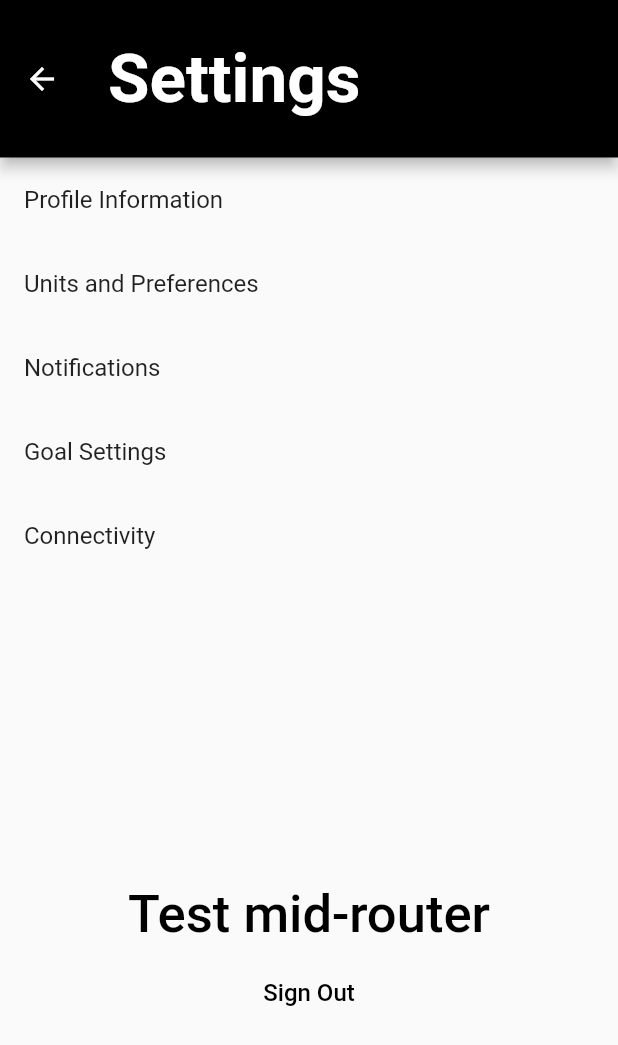
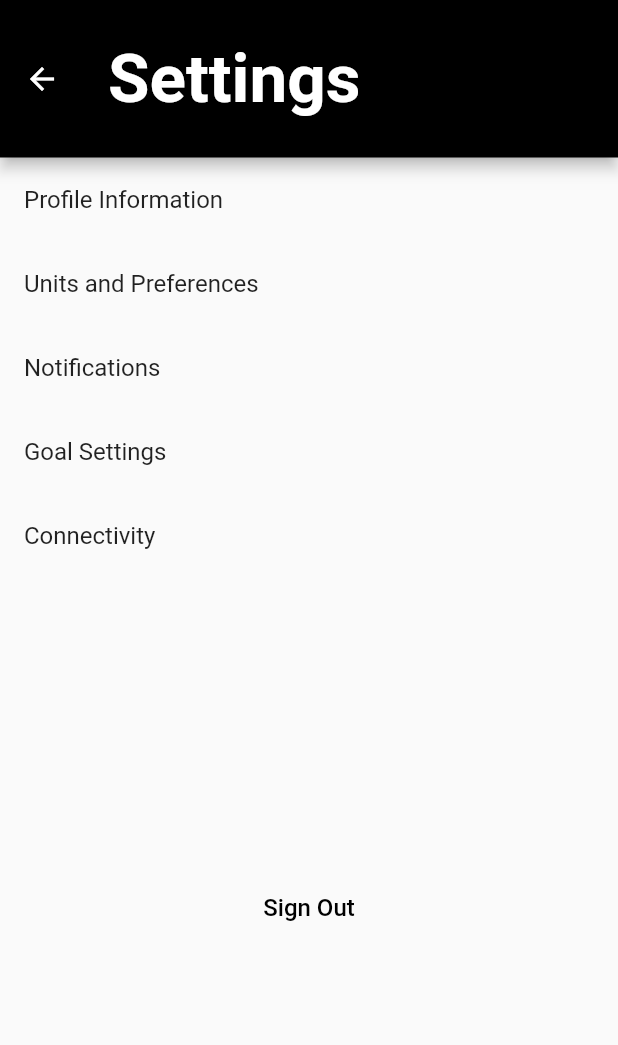
Before and after one commit to CSCI4100U/mobile-group-project-2023-mlja, a Flutter app: the SettingsPage screen opened directly, on a phone screen of 412 x 824 dp. Shown: the top 1045 px of the screen. Run offline on Flutter 3.47's test engine with Material 3 defaults, Android fonts, the phone set to English and light mode, and no system bars; our stand-ins replace cloud_firestore, firebase_auth, firebase_core, firebase_messaging, fl_chart, flutter_local_notifications and 7 more; missing offline and left inert: firebase_ui_auth, flutter_map_geojson; accounts and stored records are empty.

Commit message:
refined setting page UI

```diff
--- a/life_balance_plus/lib/view/pages/settings/settings_page.dart
+++ b/life_balance_plus/lib/view/pages/settings/settings_page.dart
@@ -91,15 +91,6 @@ class _SettingsPageState extends State<SettingsPage> {
           const SizedBox(height: 196),
           Center(
             child: TextButton(
-              onPressed: () async {
-                // TODO: Implement any additional functionality for the test button
-              },
-              child:
-                  const Text("Test mid-router", style: TextStyle(fontSize: 35)),
-            ),
-          ),
-          Center(
-            child: TextButton(
               // Sign out the user and navigate to the authentication gate
               onPressed: () async {
                 await FirebaseAuth.instance.signOut();
```
